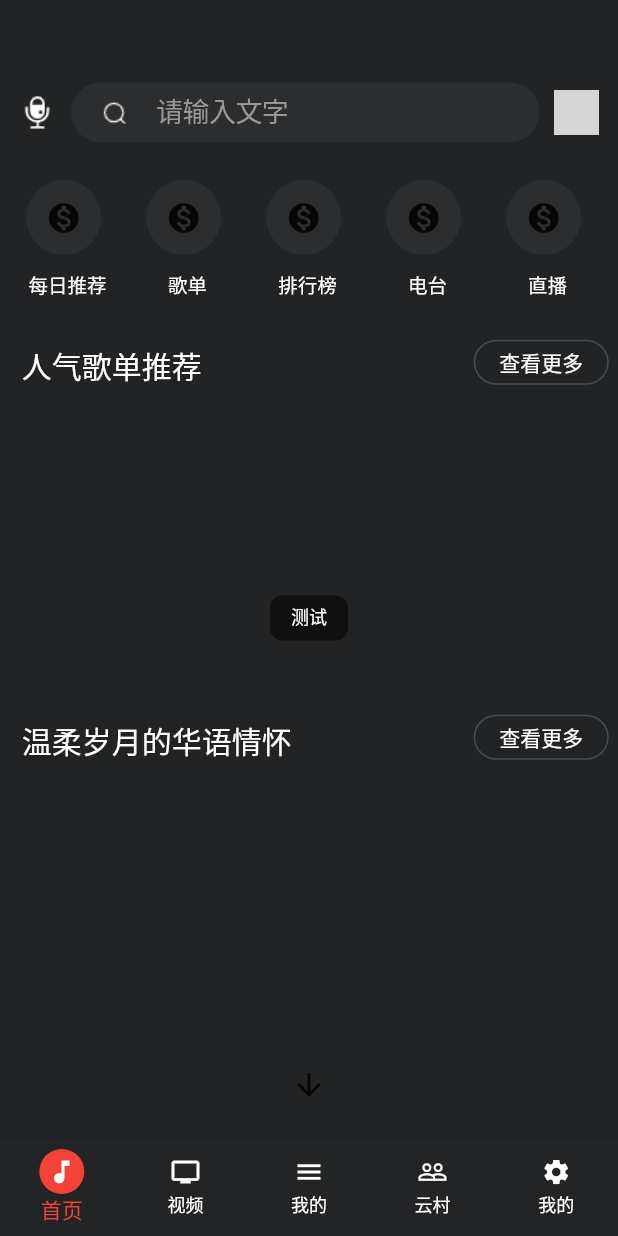
After one commit to zhanglijie5997/flutter_wangyiyun, a Flutter app: the screen it shows after launch, after a tap on "查看更多", on a phone screen of 412 x 824 dp. The commit adds this screen. Run offline on Flutter 3.47's test engine with Material 2 defaults, Android fonts, the phone set to English and light mode, and no system bars; drawn by our look-alikes of pull_to_refresh; our stand-ins replace bot_toast, dio, fluro, flutter_swiper; missing offline and left inert: amap_location, fluwx, qr_code_scanner; network calls fail; statements that could not run were skipped; grey boxes are pictures that could not be loaded.

Commit message:
A add refresh && load more

```diff
--- /dev/null
+++ b/lib/Components/Refresh.dart
@@ -0,0 +1,103 @@
+import 'package:flutter/cupertino.dart';
+import 'package:flutter/gestures.dart';
+import 'package:flutter/material.dart';
+import 'package:pull_to_refresh/pull_to_refresh.dart';
+
+/// 上啦刷新 下啦加载组件
+class Refresh extends StatefulWidget {
+  final Widget widget;
+  Refresh({Key key, this.widget}) : super(key: key);
+
+  @override
+  _RefreshState createState() => _RefreshState();
+}
+
+class _RefreshState extends State<Refresh> {
+  RefreshController _refreshController = RefreshController(initialRefresh: true );
+
+  void _onRefresh() async{
+    // monitor network fetch
+    await Future.delayed(Duration(milliseconds: 1000));
+    // if failed,use refreshFailed()
+    _refreshController.refreshCompleted();
+  }
+
+  void _onLoading() async{
+    // monitor network fetch
+    await Future.delayed(Duration(milliseconds: 1000));
+    // if failed,use loadFailed(),if no data return,use LoadNodata()
+    // items.add((items.length+1).toString());
+    if(mounted)
+    setState(() {
+
+    });
+    _refreshController.loadComplete();
+  }
+  @override
+  Widget build(BuildContext context) {
+    return SmartRefresher(
+      controller: _refreshController,
+      enablePullDown: true,
+      enablePullUp: true,
+      onRefresh: _onRefresh,
+      onLoading: _onLoading,
+      dragStartBehavior: DragStartBehavior.down,
+      header: TwoLevelHeader(
+        // height: 100,
+        refreshingText: "刷新中",
+        completeText: "刷新成功",
+        idleText: "放开刷新",
+        releaseText: "释放刷新",
+        textStyle: TextStyle(color: Colors.white),
+        displayAlignment: TwoLevelDisplayAlignment.fromTop,
+        decoration: BoxDecoration(
+            // image: DecorationImage(
+            //     image: AssetImage("images/index.jpeg"),
+            //     fit: BoxFit.cover,
+            //     // 很重要的属性,这会影响你打开二楼和关闭二楼的动画效果
+            //     alignment: Alignment.topCenter
+            // ),
+            // color: Colors.red
+            ),
+      ),
+      footer: CustomFooter(
+        builder: (BuildContext context, LoadStatus mode) {
+          print(mode);
+          print("----");
+          Widget body;
+          if (mode == LoadStatus.idle) {
+            body = Text("上拉加载");
+          } else if (mode == LoadStatus.loading) {
+            body = Container(
+              width: MediaQuery.of(context).size.width,
+              child: Flex(
+                mainAxisAlignment: MainAxisAlignment.center,
+                direction: Axis.horizontal,
+                crossAxisAlignment: CrossAxisAlignment.center,
+                children: <Widget>[
+                  CupertinoActivityIndicator(),
+                  Container(
+                    margin: EdgeInsets.only(left: 5),
+                    child: Text("加载中...",
+                        style: TextStyle(color: Colors.white, fontSize: 12)),
+                  )
+                ],
+              ),
+            );
+          } else if (mode == LoadStatus.failed) {
+            body = Text("加载失败！点击重试！");
+          } else if (mode == LoadStatus.canLoading) {
+            body = Text("松手,加载更多!");
+          } else {
+            body = Text("没有更多数据了!");
+          }
+          return Container(
+            height: 55.0,
+            child: Center(child: body),
+          );
+        },
+      ),
+      child: this.widget.widget,
+    );
+  }
+}
--- a/lib/Components/Video/Video.dart
+++ b/lib/Components/Video/Video.dart
@@ -28,7 +28,7 @@ class _VideoItemState extends State<VideoItem> {
         var vector3 = renderObject.getTransformTo(null)?.getTranslation();
         RenderBox renderBox = this.globalKey.currentContext.findRenderObject();
         var offset =  renderBox.localToGlobal(Offset.zero);
-        print(offset.dx);
+        // print(offset.dx);
         // this.widget.changeScroll(vector3.x);
       },
       child: Container(
@@ -45,6 +45,7 @@ class _VideoItemState extends State<VideoItem> {
           child: Text(this.widget.item["name"], style: TextStyle(
             color: Colors.white,
             fontSize: this.widget.active ? 22:16,
+            // fontSize: 16
           ))
         ) ,
       ),
--- a/lib/Components/Video/VideoCom.dart
+++ b/lib/Components/Video/VideoCom.dart
@@ -12,7 +12,7 @@ class _VideoComState extends State<VideoCom> {
   @override
   void initState() {
     super.initState();
-    print(this.widget.item);
+    // print(this.widget.item);
   }
   @override
   Widget build(BuildContext context) {
--- a/lib/Mobx/Counter.dart
+++ b/lib/Mobx/Counter.dart
@@ -6,6 +6,7 @@ import 'package:flutter/material.dart';
 class CounterState with ChangeNotifier{
   int _counter = 3;
   Color _color = Color.fromRGBO(34, 35, 36, 1);
+  // Color _color = Colors.red;
   Map<String, double> _local = {
     "lng": 0.0,
     "lat": 0.0
--- a/lib/Page/Index.dart
+++ b/lib/Page/Index.dart
@@ -5,7 +5,9 @@ import 'package:flutter/cupertino.dart';
 import 'package:flutter/material.dart';
 import 'package:flutter/services.dart';
 import 'package:provider/provider.dart';
+import 'package:pull_to_refresh/pull_to_refresh.dart';
 import 'package:wangyiyun/Components/Listen.dart';
+import 'package:wangyiyun/Components/Refresh.dart';
 import 'package:wangyiyun/Components/Swiper.dart';
 import 'package:wangyiyun/Components/Title.dart';
 import 'package:wangyiyun/Components/Toast.dart';
@@ -23,6 +25,8 @@ class Index extends StatefulWidget {
 
 class _IndexState extends State<Index> {
   ScrollController _controller = ScrollController();
+
+  RefreshController _refreshController = RefreshController(initialRefresh: true, initialLoadStatus: LoadStatus.loading );
 
   List<dynamic> _list = [];
 
@@ -263,7 +267,7 @@ class _IndexState extends State<Index> {
   void deactivate() {
     // update(context);
     super.deactivate();
-    print(_controller.offset);
+    // print(_controller.offset);
   }
 
   @override
@@ -281,17 +285,16 @@ class _IndexState extends State<Index> {
               child: Stack(
                 children: <Widget>[
                   Container(
-                    margin: EdgeInsets.only(top: 50),
-                    child: SingleChildScrollView(
+                    margin: EdgeInsets.only(top: 100),
+                      child: Refresh(
+                        widget: SingleChildScrollView(
                         // key: UniqueKey(),
                         controller: _controller,
                         scrollDirection: Axis.vertical,
                         reverse: false,
-                      padding: EdgeInsets.only(top: 50),
                         physics: BouncingScrollPhysics(),
                         child: Column(
                           children: <Widget>[
-
                             // 轮播
                             Container(
                                 margin: EdgeInsets.only(top: 10),
@@ -300,7 +303,6 @@ class _IndexState extends State<Index> {
                                     : null),
                             // 横向列表
                             Container(
-
                               child: horCom()
                             ),
                             // 人气歌单
@@ -324,9 +326,9 @@ class _IndexState extends State<Index> {
                                 child: Icon(Icons.arrow_downward))
                           ],
                         ),
-                    )
                       ),
-
+                      ),
+                  ),
                   Positioned(
                     top: 50,
                     child: Container(
--- a/lib/Page/Video.dart
+++ b/lib/Page/Video.dart
@@ -91,7 +91,7 @@ class _VideoState extends State<Video> with TickerProviderStateMixin{
     this.setState(() {
       _list = data['result'];
     });
-    print(data);
+    // print(data);
   }
 
   Future getVideoGroupList() async{
--- a/pubspec.yaml
+++ b/pubspec.yaml
@@ -45,6 +45,12 @@ dependencies:
   qr_code_scanner: ^0.0.13
   # 打开其他app
   url_launcher: ^5.4.10
+  # 打开微信
+  fluwx: ^2.1.0
+  # 支付宝支付
+  # flutter_alipay: ^1.0.0
+  # 上啦加载
+  pull_to_refresh: ^1.5.8
 dev_dependencies:
   flutter_test:
     sdk: flutter
```
Also changed, not shown: lib/Router/Router.dart (+21 -1 lines), pubspec.lock, 3 other files. Lines whose indentation alone changed are shown as unchanged.
